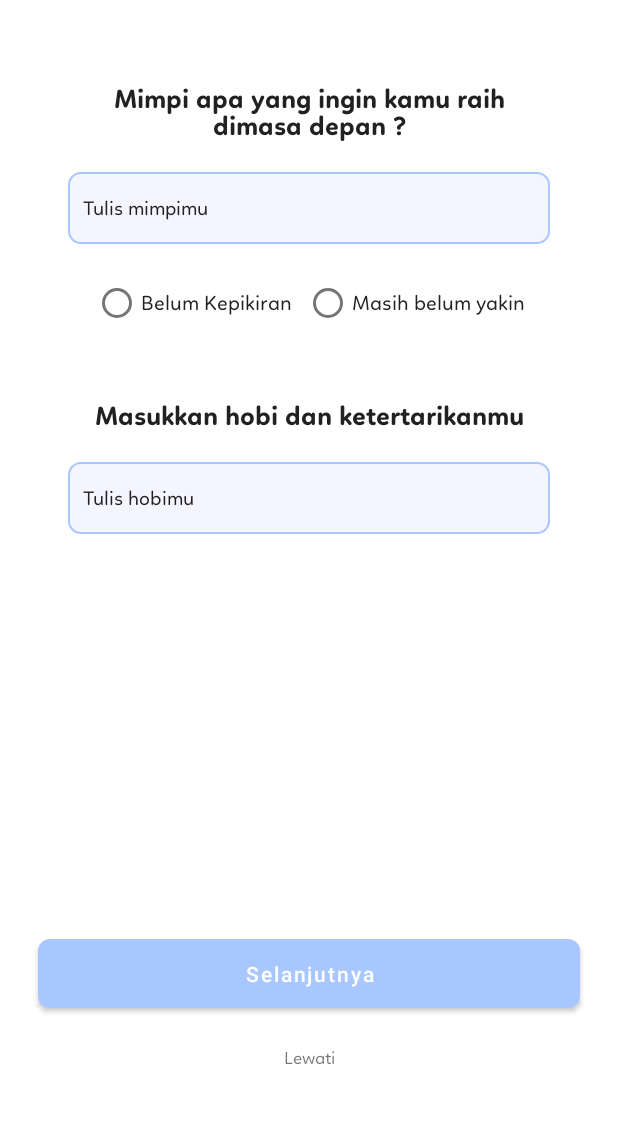
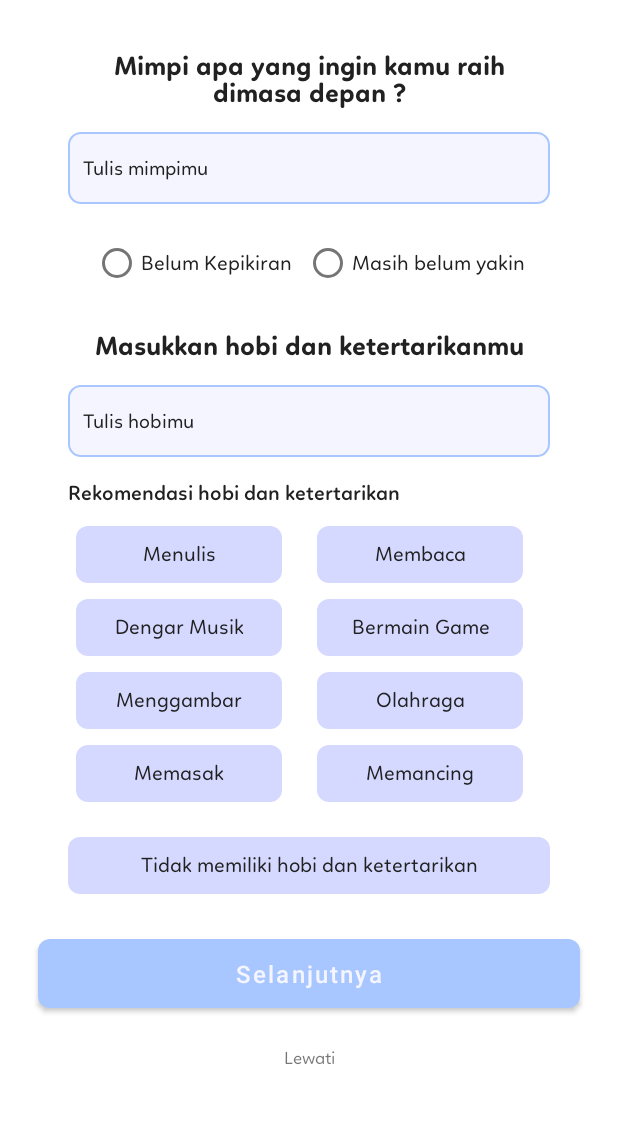
Before and after one commit to iqbalfariz/Yourney, an Android app: the AboutThreeActivity screen opened directly, with no data from a screen before it, on a phone screen of 412 x 824 dp, the part 114-1236 px from its top. Run offline under Robolectric (Android 15) with nearby library versions, the phone set to English and light mode, and no system bars; Roboto replaces fonts that are not available here.

Commit message:
Add recommend hobby

```diff
--- a/app/src/main/java/com/izo/yourney/ui/persona/AboutThreeActivity.kt
+++ b/app/src/main/java/com/izo/yourney/ui/persona/AboutThreeActivity.kt
@@ -2,11 +2,44 @@ package com.izo.yourney.ui.persona
 
 import androidx.appcompat.app.AppCompatActivity
 import android.os.Bundle
+import androidx.recyclerview.widget.GridLayoutManager
 import com.izo.yourney.R
+import com.izo.yourney.databinding.ActivityAboutThreeBinding
 
 class AboutThreeActivity : AppCompatActivity() {
+
+    private lateinit var adapter: RecommendHobbyAdapter
+    private lateinit var binding: ActivityAboutThreeBinding
+    private val list = ArrayList<String>()
+
     override fun onCreate(savedInstanceState: Bundle?) {
         super.onCreate(savedInstanceState)
-        setContentView(R.layout.activity_about_three)
+        binding = ActivityAboutThreeBinding.inflate(layoutInflater)
+        setContentView(binding.root)
+
+        // rv untuk recommend hobby
+        list.addAll(resources.getStringArray(R.array.recommend_hobby))
+        showRecyclerView()
+
+        // click events
+        clickEvents()
     }
+
+    private fun clickEvents() {
+        binding.tvDontHaveHobby.setOnClickListener {
+            binding.edHobby.setText(binding.tvDontHaveHobby.text)
+        }
+    }
+
+    private fun showRecyclerView() {
+        adapter = RecommendHobbyAdapter(list)
+        binding.rvRecommendHobby.adapter = adapter
+        binding.rvRecommendHobby.layoutManager = GridLayoutManager(this, 2)
+        adapter.setOnItemClickCallback(object : RecommendHobbyAdapter.OnItemClickCallback{
+            override fun onItemClicked(dataRecommend: String) {
+                binding.edHobby.setText(dataRecommend)
+            }
+        })
+    }
+
 }
--- /dev/null
+++ b/app/src/main/java/com/izo/yourney/ui/persona/RecommendHobbyAdapter.kt
@@ -0,0 +1,42 @@
+package com.izo.yourney.ui.persona
+
+import android.view.LayoutInflater
+import android.view.View
+import android.view.ViewGroup
+import android.widget.TextView
+import androidx.recyclerview.widget.RecyclerView
+import com.izo.yourney.R
+
+class RecommendHobbyAdapter(private val listRecommendHobby: ArrayList<String>): RecyclerView.Adapter<RecommendHobbyAdapter.ListViewHolder>() {
+
+    private lateinit var onItemClickCallback: OnItemClickCallback
+    private lateinit var recommendHobby: String
+
+    override fun onCreateViewHolder(parent: ViewGroup, viewType: Int): ListViewHolder {
+        val view: View = LayoutInflater.from(parent.context).inflate(R.layout.item_container_recommend_hobby, parent, false)
+        return ListViewHolder(view)
+    }
+
+    override fun onBindViewHolder(holder: ListViewHolder, position: Int) {
+        holder.tvRecommendHobby.text = listRecommendHobby[position]
+        holder.itemView.setOnClickListener {
+            onItemClickCallback.onItemClicked(listRecommendHobby[holder.adapterPosition])
+        }
+        recommendHobby = listRecommendHobby[position]
+    }
+
+
+    override fun getItemCount(): Int = listRecommendHobby.size
+
+    fun setOnItemClickCallback(onItemClickCallback: OnItemClickCallback) {
+        this.onItemClickCallback = onItemClickCallback
+    }
+
+    class ListViewHolder(itemView: View) : RecyclerView.ViewHolder(itemView) {
+        var tvRecommendHobby = itemView.findViewById<TextView>(R.id.tv_recommend_hobby)
+    }
+
+    interface OnItemClickCallback {
+        fun onItemClicked(dataRecommend: String)
+    }
+}
--- /dev/null
+++ b/app/src/main/res/drawable/recommend_hobby_bg.xml
@@ -0,0 +1,11 @@
+<?xml version="1.0" encoding="utf-8"?>
+<selector xmlns:android="http://schemas.android.com/apk/res/android">
+
+    <item>
+        <shape android:shape="rectangle">
+            <solid android:color="@color/blue_notPick"/>
+            <corners android:radius="8dp"/>
+        </shape>
+    </item>
+
+</selector>
--- /dev/null
+++ b/app/src/main/res/drawable/recommend_hobby_pick_bg.xml
@@ -0,0 +1,11 @@
+<?xml version="1.0" encoding="utf-8"?>
+<selector xmlns:android="http://schemas.android.com/apk/res/android">
+
+    <item>
+        <shape android:shape="rectangle">
+            <solid android:color="@color/blue_pick"/>
+            <corners android:radius="8dp"/>
+        </shape>
+    </item>
+
+</selector>
--- a/app/src/main/res/layout/activity_about_three.xml
+++ b/app/src/main/res/layout/activity_about_three.xml
@@ -48,6 +48,8 @@
         android:text="Selanjutnya"
         android:textAllCaps="false"
         app:cornerRadius="8dp"
+        android:textColor="#F4F5FE"
+        android:textSize="16sp"
         app:layout_constraintBottom_toTopOf="@+id/textView11"
         app:layout_constraintEnd_toEndOf="parent"
         app:layout_constraintStart_toStartOf="parent" />
@@ -68,11 +70,11 @@
         android:id="@+id/textView13"
         android:layout_width="0dp"
         android:layout_height="wrap_content"
-        android:layout_marginTop="64dp"
         android:layout_marginStart="45dp"
+        android:layout_marginTop="42dp"
         android:layout_marginEnd="45dp"
+        android:fontFamily="@font/linotte_bold"
         android:text="@string/title_aboutThree"
-        android:fontFamily="@font/linotte_bold"
         android:textAlignment="center"
         android:textColor="@color/black"
         android:textSize="18sp"
@@ -85,7 +87,7 @@
         android:layout_width="0dp"
         android:layout_height="wrap_content"
         android:layout_marginStart="45dp"
-        android:layout_marginTop="20dp"
+        android:layout_marginTop="15dp"
         android:layout_marginEnd="45dp"
         android:background="@drawable/ed_about_bg"
         android:ems="10"
@@ -106,7 +108,7 @@
         android:layout_width="0dp"
         android:layout_height="wrap_content"
         android:layout_marginStart="45dp"
-        android:layout_marginTop="40dp"
+        android:layout_marginTop="20dp"
         android:layout_marginEnd="45dp"
         android:fontFamily="@font/linotte_bold"
         android:text="@string/title_hobby"
@@ -123,7 +125,7 @@
         android:layout_width="0dp"
         android:layout_height="wrap_content"
         android:layout_marginStart="45dp"
-        android:layout_marginTop="20dp"
+        android:layout_marginTop="15dp"
         android:layout_marginEnd="45dp"
         android:background="@drawable/ed_about_bg"
         android:ems="10"
@@ -170,5 +172,47 @@
 
     </RadioGroup>
 
+    <androidx.recyclerview.widget.RecyclerView
+        android:id="@+id/rv_recommend_hobby"
+        android:layout_width="0dp"
+        android:layout_height="0dp"
+        android:layout_marginStart="45dp"
+        android:layout_marginTop="8dp"
+        android:layout_marginEnd="45dp"
+        android:layout_marginBottom="8dp"
+        app:layout_constraintBottom_toTopOf="@+id/tv_dont_have_hobby"
+        app:layout_constraintEnd_toEndOf="parent"
+        app:layout_constraintStart_toStartOf="parent"
+        app:layout_constraintTop_toBottomOf="@+id/textView22" />
+
+    <TextView
+        android:id="@+id/textView22"
+        android:layout_width="wrap_content"
+        android:layout_height="wrap_content"
+        android:layout_marginTop="15dp"
+        android:fontFamily="@font/linotte_semi_bold"
+        android:text="Rekomendasi hobi dan ketertarikan"
+        android:textColor="@color/black"
+        android:textSize="14sp"
+        app:layout_constraintStart_toStartOf="@+id/ed_hobby"
+        app:layout_constraintTop_toBottomOf="@+id/ed_hobby" />
+
+    <TextView
+        android:id="@+id/tv_dont_have_hobby"
+        android:layout_width="0dp"
+        android:layout_height="38dp"
+        android:layout_marginBottom="24dp"
+        android:text="Tidak memiliki hobi dan ketertarikan"
+        android:background="@drawable/recommend_hobby_bg"
+        android:gravity="center"
+        android:fontFamily="@font/linotte_regular"
+        android:textSize="14sp"
+        android:textColor="@color/black"
+        android:layout_marginStart="45dp"
+        android:layout_marginEnd="45dp"
+        app:layout_constraintBottom_toTopOf="@+id/btn_start"
+        app:layout_constraintEnd_toEndOf="parent"
+        app:layout_constraintStart_toStartOf="parent" />
+
 
 </androidx.constraintlayout.widget.ConstraintLayout>
--- /dev/null
+++ b/app/src/main/res/layout/item_container_recommend_hobby.xml
@@ -0,0 +1,24 @@
+<?xml version="1.0" encoding="utf-8"?>
+<androidx.constraintlayout.widget.ConstraintLayout xmlns:android="http://schemas.android.com/apk/res/android"
+    android:layout_width="wrap_content"
+    android:layout_height="wrap_content"
+    xmlns:app="http://schemas.android.com/apk/res-auto"
+    android:padding="5dp"
+    >
+
+    <TextView
+        android:id="@+id/tv_recommend_hobby"
+        android:layout_width="137dp"
+        android:layout_height="38dp"
+        android:background="@drawable/recommend_hobby_bg"
+        android:text="Example recommend"
+        android:fontFamily="@font/linotte_regular"
+        android:textSize="14sp"
+        android:textColor="@color/black"
+        android:gravity="center"
+        app:layout_constraintStart_toStartOf="parent"
+        app:layout_constraintEnd_toEndOf="parent"
+        app:layout_constraintTop_toTopOf="parent"
+        />
+
+</androidx.constraintlayout.widget.ConstraintLayout>
--- a/app/src/main/res/values/strings.xml
+++ b/app/src/main/res/values/strings.xml
@@ -34,4 +34,14 @@
     <string name="content_edHobby">Tulis hobimu</string>
     <string name="content_radio1">Belum Kepikiran</string>
     <string name="content_radio2">Masih belum yakin</string>
+    <string-array name="recommend_hobby">
+        <item>Menulis</item>
+        <item>Membaca</item>
+        <item>Dengar Musik</item>
+        <item>Bermain Game</item>
+        <item>Menggambar</item>
+        <item>Olahraga</item>
+        <item>Memasak</item>
+        <item>Memancing</item>
+    </string-array>
 </resources>
```
